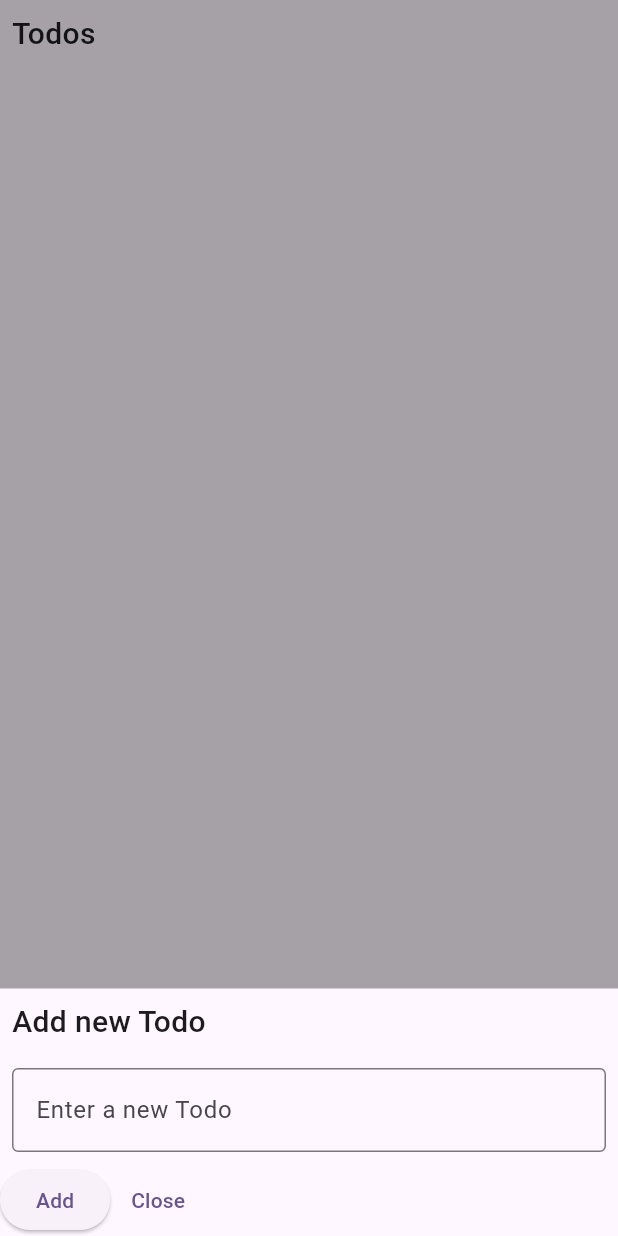
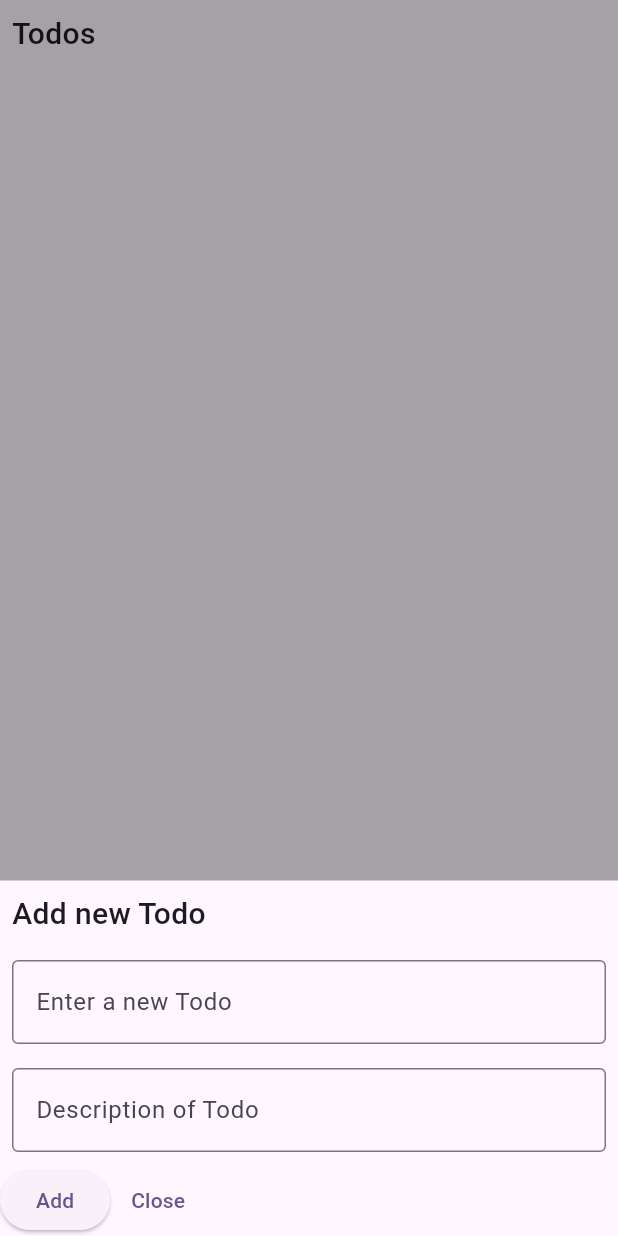
Before and after one commit to Raboro/todo-app-testing, a Flutter app: the screen it shows after launch, after a tap on the "add" icon, on a phone screen of 412 x 824 dp. Run offline on Flutter 3.47's test engine with Material 3 defaults, Android fonts, the phone set to English and light mode, and no system bars; our stand-ins replace modal_bottom_sheet.

Commit message:
feat(TodoModal): :sparkles: added input for description

```diff
--- a/todo-flutter/lib/widgets/new_todo_modal.dart
+++ b/todo-flutter/lib/widgets/new_todo_modal.dart
@@ -21,6 +21,13 @@ class NewTodoModal extends StatelessWidget {
                   border: OutlineInputBorder(), hintText: 'Enter a new Todo'),
             ),
           ),
+          const Padding(
+            padding: EdgeInsets.all(8.0),
+            child: TextField(
+              decoration: InputDecoration(
+                  border: OutlineInputBorder(), hintText: 'Description of Todo'),
+            ),
+          ),
           Row(
             children: <ButtonStyleButton>[
               ElevatedButton(
```
